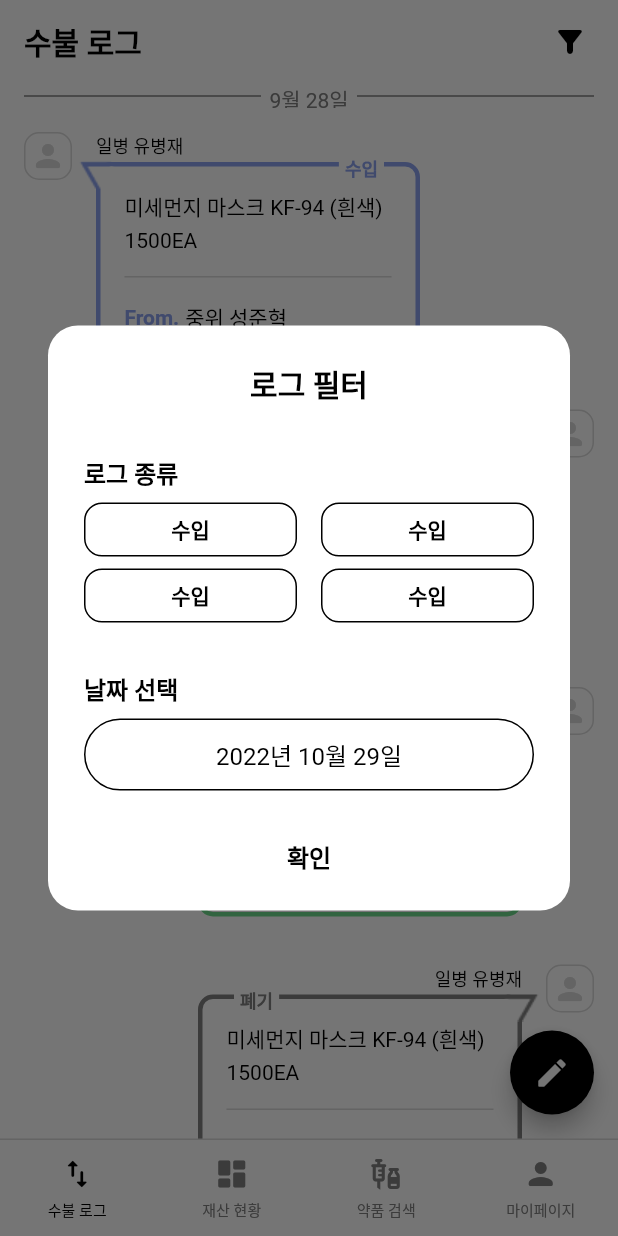
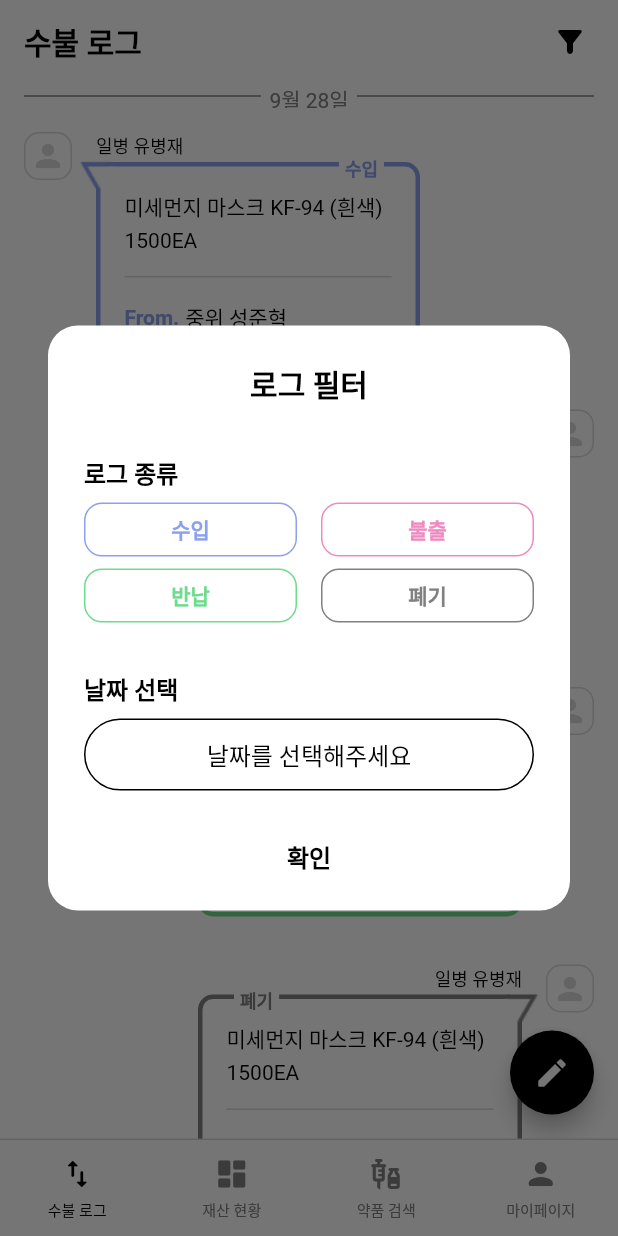
Before and after one commit to sungjjss9707/APP_Seusuro_AutoMedic, a Flutter app: the MainPage screen opened directly, after a tap on the "filter alt" icon, on a phone screen of 412 x 824 dp. Run offline on Flutter 3.47's test engine with Material 2 defaults, Android fonts, the phone set to English and light mode, and no system bars; our stand-ins replace firebase_core, get, image_picker; missing offline and left inert: image_network, xml2json; accounts and stored records are empty; Roboto replaces fonts that are missing (Pretendard).

Commit message:
로그 필터 다이얼로그 로직 구현

```diff
--- a/APP(Android)/seusuro/lib/src/controller/ui/log_page_controller.dart
+++ b/APP(Android)/seusuro/lib/src/controller/ui/log_page_controller.dart
@@ -2,6 +2,9 @@ import 'package:get/get.dart';
 
 class LogPageController extends GetxController {
   static LogPageController get to => Get.find();
+
+  RxList logTypeList = [].obs;
+  Rx<DateTime> filterDate = DateTime(2000, 1, 1).obs;
 
   var detailTitleList = [
     '품명',
--- a/APP(Android)/seusuro/lib/src/ui/log/log_page.dart
+++ b/APP(Android)/seusuro/lib/src/ui/log/log_page.dart
@@ -1,5 +1,6 @@
 import 'package:flutter/material.dart';
 import 'package:get/get.dart';
+import 'package:intl/intl.dart';
 import 'package:seusuro/src/app_colors.dart';
 import 'package:seusuro/src/controller/data_controller.dart';
 import 'package:seusuro/src/controller/ui/log_page_controller.dart';
@@ -76,6 +77,13 @@ class LogPage extends StatelessWidget {
     var mobileWidth = DataController.to.mobileWidth;
     var screenWidth = DataController.to.screenWidth.value;
 
+    var colorMap = {
+      '수입': AppColors().keyBlue,
+      '불출': AppColors().keyRed,
+      '반납': AppColors().keyGreen,
+      '폐기': AppColors().keyGrey,
+    };
+
     return Dialog(
       elevation: 0,
       insetPadding: EdgeInsets.zero,
@@ -127,23 +135,44 @@ class LogPage extends StatelessWidget {
                       crossAxisSpacing: 16,
                     ),
                     itemBuilder: (context, index) {
-                      return Container(
+                      String receiptPayment = colorMap.keys.toList()[index];
+
+                      return InkWell(
+                        onTap: () {
+                          if (!LogPageController.to.logTypeList
+                              .contains(receiptPayment)) {
+                            LogPageController.to.logTypeList
+                                .add(receiptPayment);
+                          } else {
+                            LogPageController.to.logTypeList
+                                .remove(receiptPayment);
+                          }
+                        },
+                        child: Obx(() => Container(
                               alignment: Alignment.center,
                               decoration: BoxDecoration(
+                                color: LogPageController.to.logTypeList
+                                        .contains(receiptPayment)
+                                    ? colorMap[receiptPayment]
+                                    : AppColors().bgWhite,
                                 border: Border.all(
                                   width: 1,
-                            color: AppColors().lineBlack,
+                                  color: colorMap[receiptPayment]!,
                                 ),
                                 borderRadius: BorderRadius.circular(12),
                               ),
                               child: Text(
-                          '수입',
+                                receiptPayment,
                                 style: TextStyle(
-                            color: AppColors().textBlack,
+                                  color: LogPageController.to.logTypeList
+                                          .contains(receiptPayment)
+                                      ? AppColors().textWhite
+                                      : colorMap[receiptPayment],
                                   fontSize: 14,
                                   fontWeight: FontWeight.w700,
                                 ),
                               ),
+                            )),
                       );
                     },
                   ),
@@ -159,12 +188,16 @@ class LogPage extends StatelessWidget {
                   const SizedBox(height: 8),
                   InkWell(
                     onTap: () async {
-                      await showDatePicker(
+                      var filterDate = await showDatePicker(
                         context: Get.overlayContext!,
                         initialDate: DateTime.now(),
                         firstDate: DateTime(2022, 3, 21),
                         lastDate: DateTime(2030, 12, 31),
                       );
+
+                      if (filterDate != null) {
+                        LogPageController.to.filterDate.value = filterDate;
+                      }
                     },
                     child: Container(
                       height: 48,
@@ -176,14 +209,18 @@ class LogPage extends StatelessWidget {
                         ),
                         borderRadius: BorderRadius.circular(24),
                       ),
-                      child: Text(
-                        '2022년 10월 29일',
+                      child: Obx(() => Text(
+                            LogPageController.to.filterDate.value ==
+                                    DateTime(2000, 1, 1)
+                                ? '날짜를 선택해주세요'
+                                : DateFormat('yyyy년 MM월 dd일').format(
+                                    LogPageController.to.filterDate.value),
                             style: TextStyle(
                               color: AppColors().textBlack,
                               fontSize: 16,
                               fontWeight: FontWeight.w400,
                             ),
-                      ),
+                          )),
                     ),
                   ),
                   const SizedBox(height: 32),
```
Lines whose indentation alone changed are shown as unchanged.
